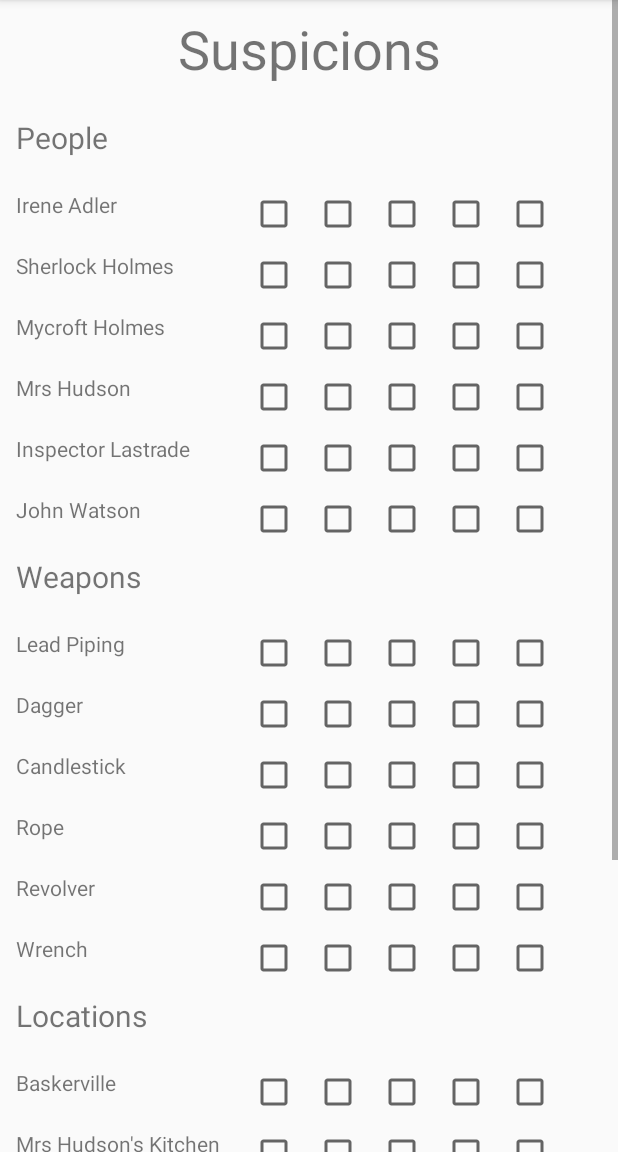
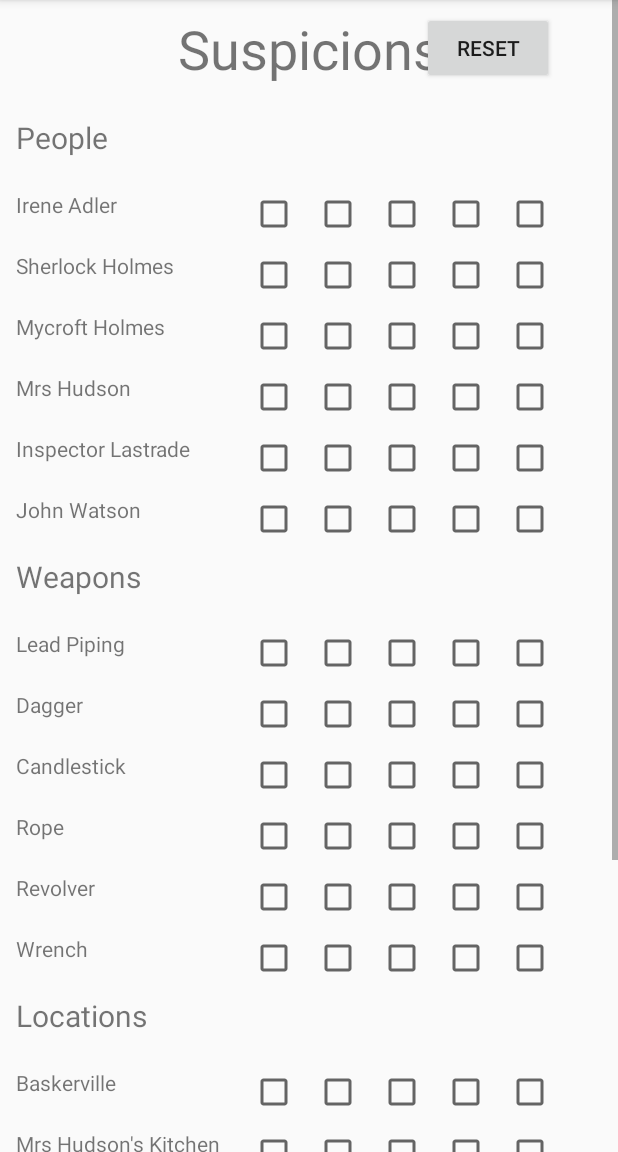
Before and after one commit to pinkius/DoClue, an Android app: the SuspicionsActivity screen opened directly, with no data from a screen before it, on a phone screen of 412 x 824 dp, the part 84-1236 px from its top. Run offline under Robolectric (Android 15) with nearby library versions, the phone set to English and light mode, and no system bars.

Commit message:
Fixed bug with persistence and added a reset button

```diff
--- a/app/src/main/res/layout/activity_suspicions.xml
+++ b/app/src/main/res/layout/activity_suspicions.xml
@@ -9,7 +9,7 @@
     <androidx.constraintlayout.widget.ConstraintLayout
 
             android:layout_width="match_parent"
-            android:layout_height="match_parent"
+            android:layout_height="wrap_content"
             android:id="@+id/constraintLayoutSuspicions">
 
         <TextView
@@ -18,6 +18,13 @@
                 android:layout_height="wrap_content" app:layout_constraintTop_toTopOf="parent"
                 app:layout_constraintStart_toStartOf="parent" android:layout_marginTop="8dp"
                 app:layout_constraintEnd_toEndOf="parent" android:id="@+id/textViewSuspicionsTitle"
-                android:textSize="36sp" android:onClick="doSomething"/>
+                android:textSize="36sp"/>
+        <Button
+                android:text="@string/suspicions_reset_button"
+                android:layout_width="wrap_content"
+                android:layout_height="wrap_content" android:layout_marginEnd="64dp"
+                app:layout_constraintEnd_toEndOf="parent" android:id="@+id/button2"
+                app:layout_constraintStart_toEndOf="@+id/textViewSuspicionsTitle" android:layout_marginStart="8dp"
+                android:layout_marginTop="8dp" app:layout_constraintTop_toTopOf="parent" android:onClick="reset"/>
     </androidx.constraintlayout.widget.ConstraintLayout>
 </ScrollView>
--- a/app/src/main/res/values/strings.xml
+++ b/app/src/main/res/values/strings.xml
@@ -1,4 +1,5 @@
 <resources>
     <string name="app_name">DoClue</string>
     <string name="suspicions_title">Suspicions</string>
+    <string name="suspicions_reset_button">Reset</string>
 </resources>
```
Also changed, not shown: app/src/main/java/uk/co/divisiblebyzero/doclue/SuspicionsActivity.kt (+14 -3 lines).
